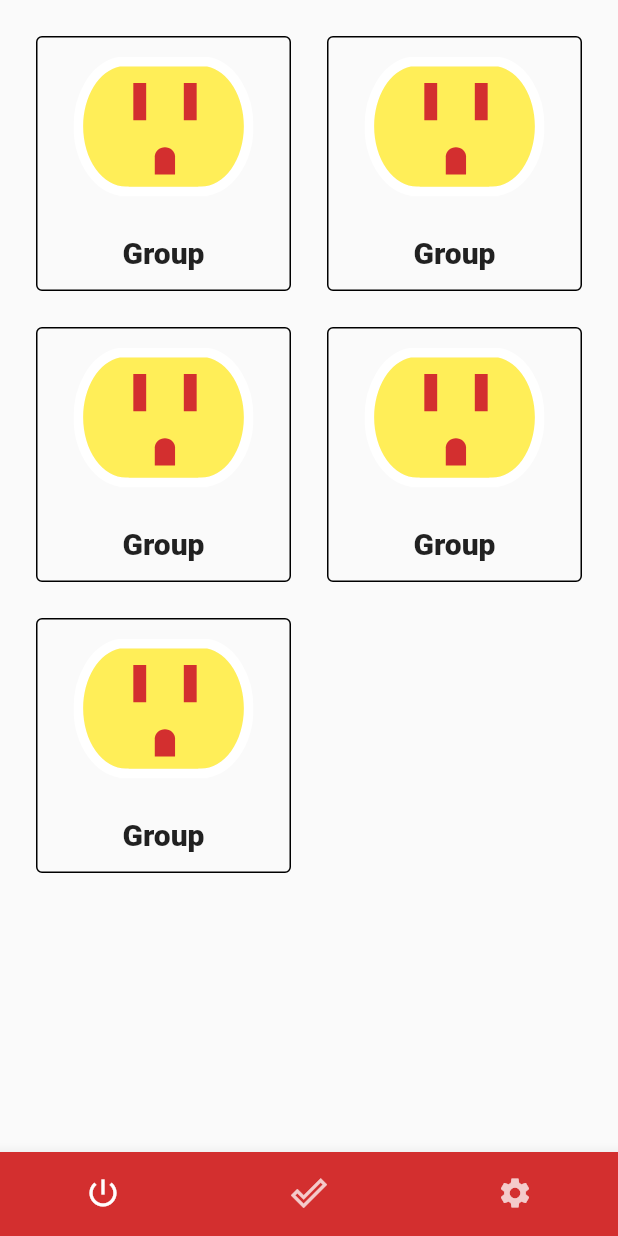
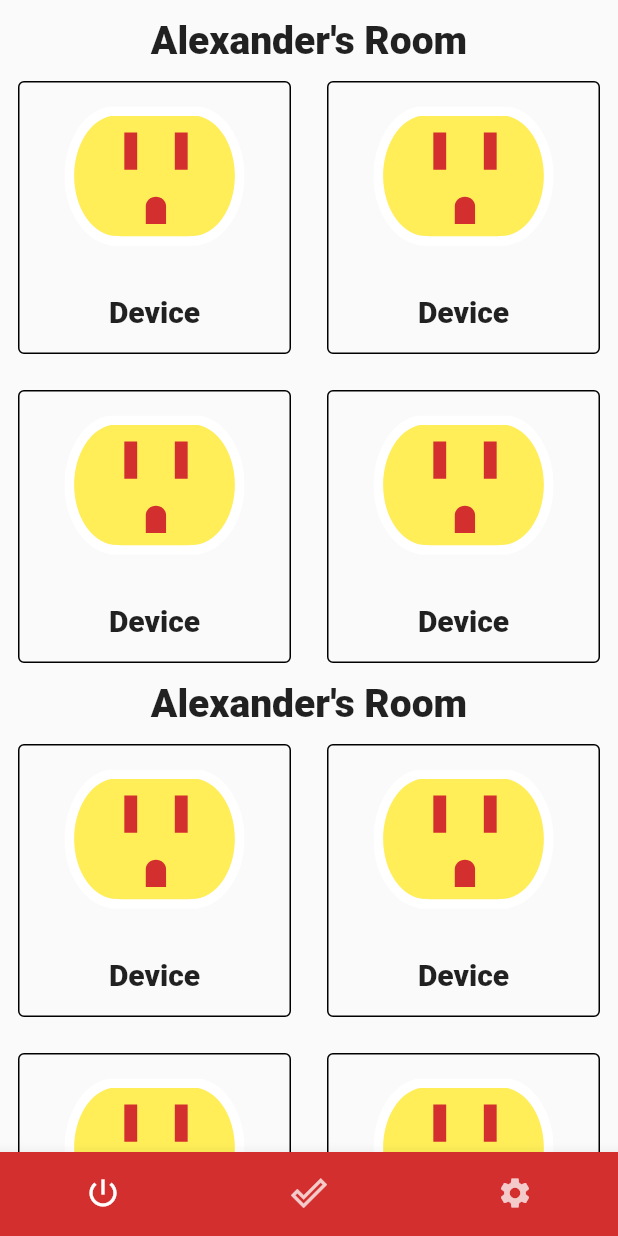
Before and after one commit to AJGherardi/HomeApp, a Flutter app: the screen it shows after launch, on a phone screen of 412 x 824 dp. Run offline on Flutter 3.47's test engine with Material 2 defaults, Android fonts, the phone set to English and light mode, and no system bars; our stand-ins replace flutter_svg, google_fonts.

Commit message:
More ui updates

```diff
--- a/lib/main.dart
+++ b/lib/main.dart
@@ -1,6 +1,7 @@
 import 'package:animations/animations.dart';
 import 'package:flutter/cupertino.dart';
 import 'package:flutter/material.dart';
+import 'package:flutter/services.dart';
 import 'package:flutter_svg/svg.dart';
 import 'package:google_fonts/google_fonts.dart';
 
@@ -820,11 +821,11 @@ class ManagePage extends StatelessWidget {
 class ActionsPage extends StatelessWidget {
   @override
   Widget build(BuildContext context) {
-    return Center(
-      child: Column(
-        mainAxisAlignment: MainAxisAlignment.spaceAround,
-        children: <Widget>[
-          Container(
+    return CustomScrollView(
+      slivers: <Widget>[
+        SliverToBoxAdapter(
+          child: Center(
+              child: Container(
             margin: EdgeInsets.all(36),
             child: Text(
               "Actions",
@@ -833,20 +834,17 @@ class ActionsPage extends StatelessWidget {
                 fontSize: 34,
               ),
             ),
+          )),
         ),
-          Expanded(
-            child: ListView.builder(
-              shrinkWrap: true,
-              physics: BouncingScrollPhysics(),
-              padding: EdgeInsets.only(left: 24, right: 24),
-              itemCount: 12,
-              itemBuilder: (BuildContext ctxt, int index) {
-                return new ListItem("Action", null);
+        SliverList(
+          delegate: SliverChildBuilderDelegate(
+            (BuildContext context, int index) {
+              return ListItem("Action", null);
             },
+            childCount: 22,
           ),
-          ),
+        )
       ],
-      ),
     );
   }
 }
@@ -854,24 +852,36 @@ class ActionsPage extends StatelessWidget {
 class ControlPage extends StatelessWidget {
   @override
   Widget build(BuildContext context) {
+    return ListView.builder(
+      padding: EdgeInsets.only(top: 12),
+      itemCount: 5,
+      itemBuilder: (BuildContext ctxt, int index) {
         return Column(
           children: <Widget>[
+            Text(
+              "Alexander's Room",
+              style: GoogleFonts.roboto(
+                fontWeight: FontWeight.w900,
+                fontSize: 26,
+              ),
+            ),
             GridView.count(
               shrinkWrap: true,
               physics: BouncingScrollPhysics(),
-          padding: EdgeInsets.all(24.0),
+              padding: EdgeInsets.all(12.0),
               mainAxisSpacing: 24,
               crossAxisSpacing: 24,
               crossAxisCount: 2,
               children: <Widget>[
-            Item("Group", DevicePage()),
-            Item("Group", DevicePage()),
-            Item("Group", DevicePage()),
-            Item("Group", DevicePage()),
-            Item("Group", DevicePage()),
+                Item("Device", DevicePage()),
+                Item("Device", DevicePage()),
+                Item("Device", DevicePage()),
+                Item("Device", DevicePage()),
               ],
             ),
           ],
+        );
+      },
     );
   }
 }
```
Lines whose indentation alone changed are shown as unchanged.
